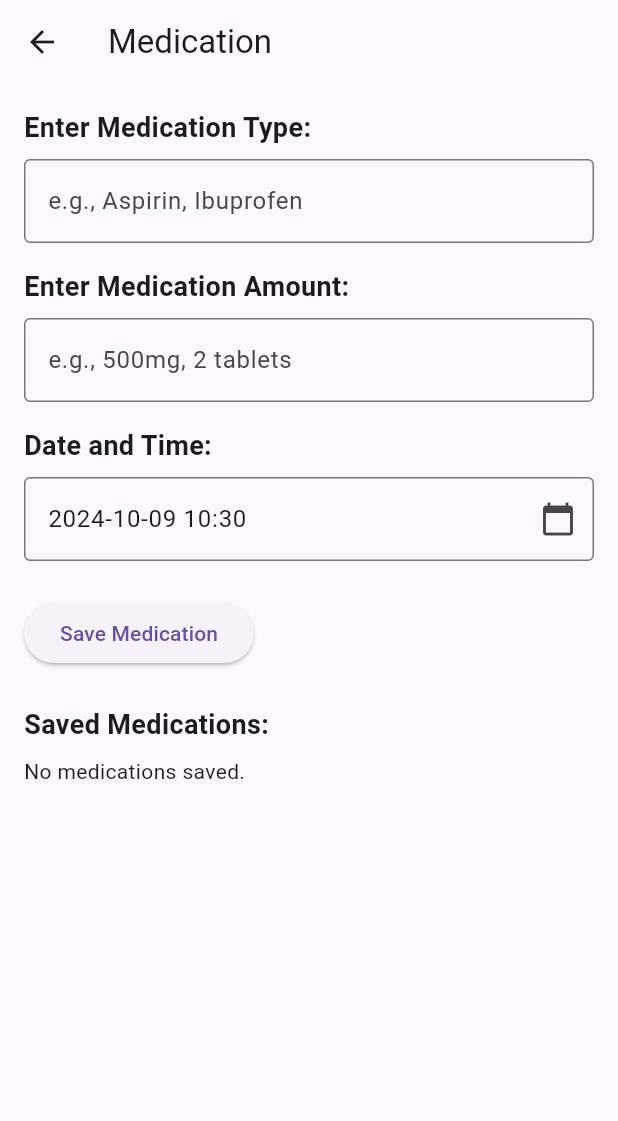
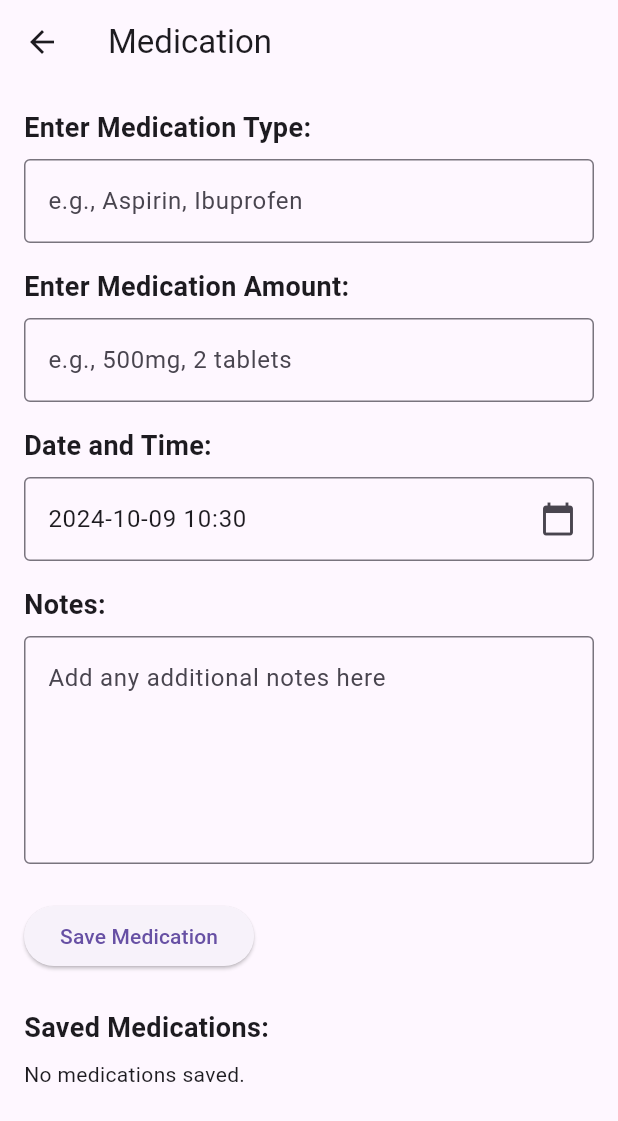
Before and after one commit to kolmercm/diabetes-tracker-, a Flutter app: the MedicationScreen screen opened directly, on a phone screen of 412 x 824 dp. Shown: the top 1121 px of the screen. Run offline on Flutter 3.47's test engine with Material 3 defaults, Android fonts, the phone set to English and light mode, and no system bars; our stand-ins replace cloud_firestore, firebase_auth, firebase_core; accounts and stored records are empty.

Commit message:
stash broken changes uath try 1

```diff
--- a/lib/models/medication.dart
+++ b/lib/models/medication.dart
@@ -1,16 +1,18 @@
 import 'package:cloud_firestore/cloud_firestore.dart';
 
 class Medication {
-  String id; // New field to store Firestore document ID
+  String id;
   final String type;
   final String amount;
   final DateTime dateTime;
+  final String notes;
 
   Medication({
-    this.id = '', // Initialize with an empty string
+    this.id = '',
     required this.type,
     required this.amount,
     required this.dateTime,
+    this.notes = '',
   });
 
   // Factory constructor to create a Medication instance from Firestore document
@@ -21,6 +23,7 @@ class Medication {
       type: data['type'] ?? '',
       amount: data['amount'] ?? '',
       dateTime: DateTime.parse(data['dateTime']),
+      notes: data['notes'] ?? '',
     );
   }
 
@@ -30,6 +33,7 @@ class Medication {
       'type': type,
       'amount': amount,
       'dateTime': dateTime.toIso8601String(),
+      'notes': notes,
     };
   }
 }
--- a/lib/screens/medication_screen.dart
+++ b/lib/screens/medication_screen.dart
@@ -14,6 +14,7 @@ class _MedicationScreenState extends State<MedicationScreen> {
   late final TextEditingController _medicationTypeController;
   late final TextEditingController _medicationAmountController;
   final TextEditingController _dateTimeController = TextEditingController();
+  final TextEditingController _notesController = TextEditingController();
 
   @override
   void initState() {
@@ -30,10 +31,11 @@ class _MedicationScreenState extends State<MedicationScreen> {
     final String type = _medicationTypeController.text.trim();
     final String amount = _medicationAmountController.text.trim();
     final String dateTimeStr = _dateTimeController.text.trim();
+    final String notes = _notesController.text.trim();
 
     if (type.isEmpty || amount.isEmpty || dateTimeStr.isEmpty) {
       ScaffoldMessenger.of(context).showSnackBar(
-        SnackBar(content: Text('Please fill in all fields')),
+        SnackBar(content: Text('Please fill in all required fields')),
       );
       return;
     }
@@ -45,6 +47,7 @@ class _MedicationScreenState extends State<MedicationScreen> {
       type: type,
       amount: amount,
       dateTime: dateTime,
+      notes: notes,
     );
 
     Provider.of<MedicationProvider>(context, listen: false)
@@ -55,6 +58,7 @@ class _MedicationScreenState extends State<MedicationScreen> {
     _medicationAmountController.clear();
     _dateTimeController.text =
         DateFormat('yyyy-MM-dd HH:mm').format(DateTime.now());
+    _notesController.clear();
 
     ScaffoldMessenger.of(context).showSnackBar(
       SnackBar(content: Text('Medication saved successfully')),
@@ -152,6 +156,22 @@ class _MedicationScreenState extends State<MedicationScreen> {
                 readOnly: true,
                 onTap: _selectDateTime,
               ),
+              SizedBox(height: 16),
+
+              // Notes
+              Text(
+                'Notes:',
+                style: TextStyle(fontSize: 18, fontWeight: FontWeight.bold),
+              ),
+              SizedBox(height: 8),
+              TextField(
+                controller: _notesController,
+                decoration: InputDecoration(
+                  hintText: 'Add any additional notes here',
+                  border: OutlineInputBorder(),
+                ),
+                maxLines: 5,
+              ),
               SizedBox(height: 24),
 
               // Save Button
@@ -178,8 +198,15 @@ class _MedicationScreenState extends State<MedicationScreen> {
                         return Card(
                           child: ListTile(
                             title: Text(medication.type),
-                            subtitle: Text(
-                                'Amount: ${medication.amount}\nDate/Time: ${DateFormat('yyyy-MM-dd HH:mm').format(medication.dateTime)}'),
+                            subtitle: Column(
+                              crossAxisAlignment: CrossAxisAlignment.start,
+                              children: [
+                                Text('Amount: ${medication.amount}'),
+                                Text('Date/Time: ${DateFormat('yyyy-MM-dd HH:mm').format(medication.dateTime)}'),
+                                if (medication.notes.isNotEmpty)
+                                  Text('Notes: ${medication.notes}'),
+                              ],
+                            ),
                             trailing: IconButton(
                               icon: Icon(Icons.delete, color: Colors.red),
                               onPressed: () {
@@ -235,6 +262,7 @@ class _MedicationScreenState extends State<MedicationScreen> {
     _medicationTypeController.dispose();
     _medicationAmountController.dispose();
     _dateTimeController.dispose();
+    _notesController.dispose();
     super.dispose();
   }
 }
--- a/lib/widgets/blood_sugar_log_list.dart
+++ b/lib/widgets/blood_sugar_log_list.dart
@@ -1,5 +1,5 @@
 import 'package:flutter/material.dart';
-import 'package:intl/intl.dart'; // Add this import
+import 'package:intl/intl.dart';
 import '../services/database_service.dart';
 import '../models/blood_sugar.dart';
 
@@ -20,7 +20,7 @@ class BloodSugarLogList extends StatelessWidget {
         }
 
         List<BloodSugar> logs = snapshot.data!;
-        logs.sort((a, b) => b.dateTime.compareTo(a.dateTime)); // Sort by date, newest first
+        //  logs.sort((a, b) => b.dateTime.compareTo(a.dateTime));
 
         return ListView.builder(
           itemCount: logs.length,
```
Also changed, not shown: lib/models/blood_sugar.dart (+29 -1 lines), lib/providers/medication_provider.dart (+22 -15 lines), lib/screens/blood_sugar_screen.dart (+34 -8 lines), lib/services/database_service.dart (+22 -13 lines), lib/widgets/blood_sugar_chart.dart (+12 -14 lines).
